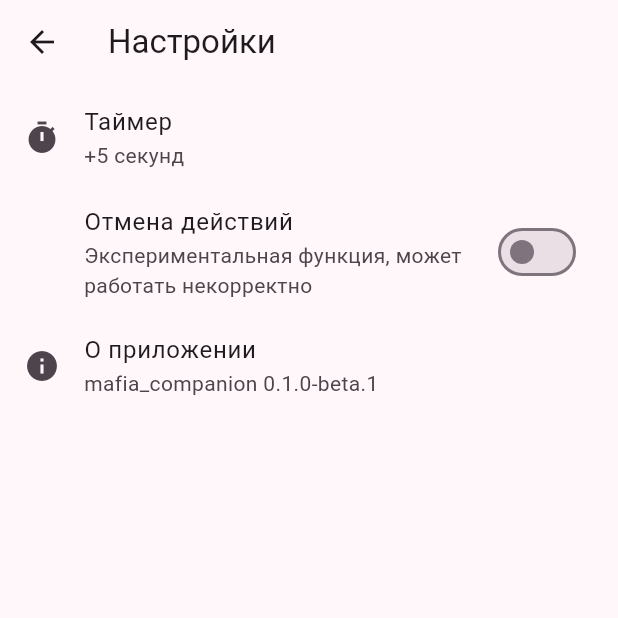
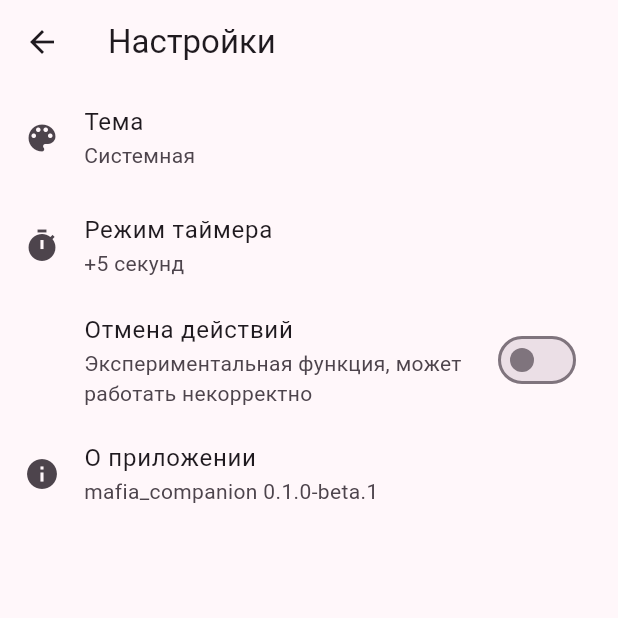
Before and after one commit to feliksyasnopolski/mafia-gamemaster, a Flutter app: the screen it shows after launch, in the side drawer, after a tap on "Настройки", on a phone screen of 412 x 824 dp, the top half of it. Run offline on Flutter 3.47's test engine with Material 2 defaults, Android fonts, the light colour scheme and no system bars; our stand-ins replace package_info_plus, shared_preferences, vibration.

Commit message:
Add theme setting

```diff
--- a/lib/main.dart
+++ b/lib/main.dart
@@ -26,6 +26,7 @@ class MyApp extends StatelessWidget {
 
   @override
   Widget build(BuildContext context) {
+    final settings = context.watch<SettingsModel>();
     const seedColor = Colors.purple;
     return MaterialApp(
       title: "Mafia companion",
@@ -39,7 +40,7 @@ class MyApp extends StatelessWidget {
         brightness: Brightness.dark,
         useMaterial3: true,
       ),
-      themeMode: ThemeMode.system,
+      themeMode: settings.themeMode,
       home: Provider<GameController>(
         create: (_) => GameController(),
         child: const MainScreen(),
--- a/lib/screens/settings.dart
+++ b/lib/screens/settings.dart
@@ -4,12 +4,13 @@ import 'package:package_info_plus/package_info_plus.dart';
 import 'package:provider/provider.dart';
 
 import '../settings.dart';
+import '../utils.dart';
 
 class _ChoiceListTile<T> extends StatelessWidget {
   final Widget? leading;
   final Widget title;
   final List<T> items;
-  final String Function(T)? itemToString;
+  final ConverterFunction<T, String>? itemToString;
   final int index;
   final ValueChanged<T> onChanged;
 
@@ -74,8 +75,25 @@ class SettingsScreen extends StatelessWidget {
       body: ListView(
         children: [
           _ChoiceListTile(
+            leading: const Icon(Icons.color_lens),
+            title: const Text("Тема"),
+            items: ThemeMode.values,
+            itemToString: (item) {
+              switch (item) {
+                case ThemeMode.system:
+                  return "Системная";
+                case ThemeMode.light:
+                  return "Светлая";
+                case ThemeMode.dark:
+                  return "Тёмная";
+              }
+            },
+            index: settings.themeMode.index,
+            onChanged: (value) => settings.setThemeMode(value),
+          ),
+          _ChoiceListTile(
             leading: const Icon(Icons.timer),
-            title: const Text("Таймер"),
+            title: const Text("Режим таймера"),
             items: TimerType.values,
             itemToString: (item) {
               switch (item) {
--- a/lib/settings.dart
+++ b/lib/settings.dart
@@ -12,6 +12,8 @@ Future<SettingsModel> getSettings() async {
   final prefs = await SharedPreferences.getInstance();
   final timerTypeString = prefs.getString("timerType") ?? "plus5";
   final cancellable = prefs.getBool("cancellable") ?? false;
+  final theme = prefs.getString("theme") ?? "system";
+
   final TimerType timerType;
   switch (timerTypeString) {
     case "strict":
@@ -29,9 +31,26 @@ Future<SettingsModel> getSettings() async {
     default:
       throw Exception("Unknown timer type: $timerTypeString");
   }
+
+  final ThemeMode themeMode;
+  switch (theme) {
+    case "system":
+      themeMode = ThemeMode.system;
+      break;
+    case "light":
+      themeMode = ThemeMode.light;
+      break;
+    case "dark":
+      themeMode = ThemeMode.dark;
+      break;
+    default:
+      throw Exception("Unknown theme mode: $theme");
+  }
+
   return SettingsModel(
     timerType: timerType,
     cancellable: cancellable,
+    themeMode: themeMode,
   );
 }
 
@@ -52,23 +71,41 @@ Future<void> saveSettings(SettingsModel settings) async {
       timerTypeString = "disabled";
       break;
   }
+  final String theme;
+  switch (settings.themeMode) {
+    case ThemeMode.system:
+      theme = "system";
+      break;
+    case ThemeMode.light:
+      theme = "light";
+      break;
+    case ThemeMode.dark:
+      theme = "dark";
+      break;
+  }
   await prefs.setString("timerType", timerTypeString);
   await prefs.setBool("cancellable", settings.cancellable);
+  await prefs.setString("theme", theme);
 }
 
 class SettingsModel with ChangeNotifier {
   TimerType _timerType;
   bool _cancellable;
+  ThemeMode _themeMode;
 
   SettingsModel({
     required TimerType timerType,
     required bool cancellable,
+    required ThemeMode themeMode,
   })  : _timerType = timerType,
-        _cancellable = cancellable;
+        _cancellable = cancellable,
+        _themeMode = themeMode;
 
   TimerType get timerType => _timerType;
 
   bool get cancellable => _cancellable;
+
+  ThemeMode get themeMode => _themeMode;
 
   void setTimerType(TimerType value, {bool save = true}) {
     _timerType = value;
@@ -85,4 +122,12 @@ class SettingsModel with ChangeNotifier {
     }
     notifyListeners();
   }
+
+  void setThemeMode(ThemeMode value, {bool save = true}) {
+    _themeMode = value;
+    if (save) {
+      saveSettings(this);
+    }
+    notifyListeners();
+  }
 }
--- a/lib/utils.dart
+++ b/lib/utils.dart
@@ -35,6 +35,8 @@ extension Sum on Iterable<int> {
 }
 
 typedef CountdownTimerCallback = void Function(Duration timeLeft);
+
+typedef ConverterFunction<T, R> = R Function(T value);
 
 /// A simple countdown timer that calls [callback] every second until [duration]
 /// is reached.
```
